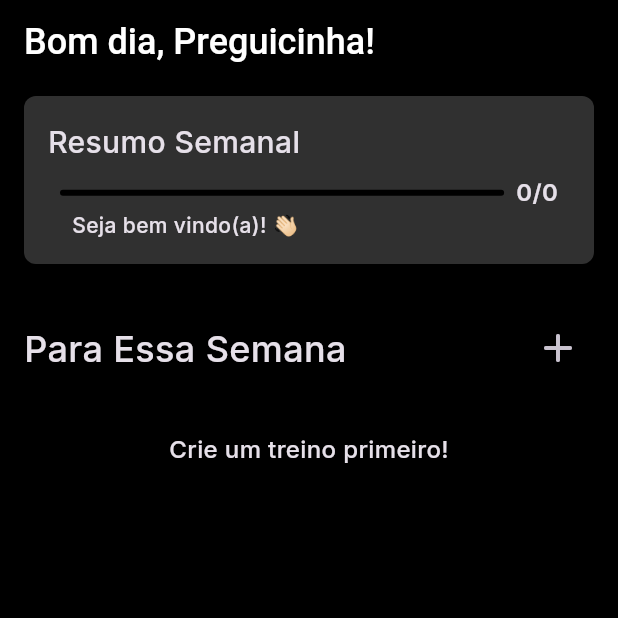
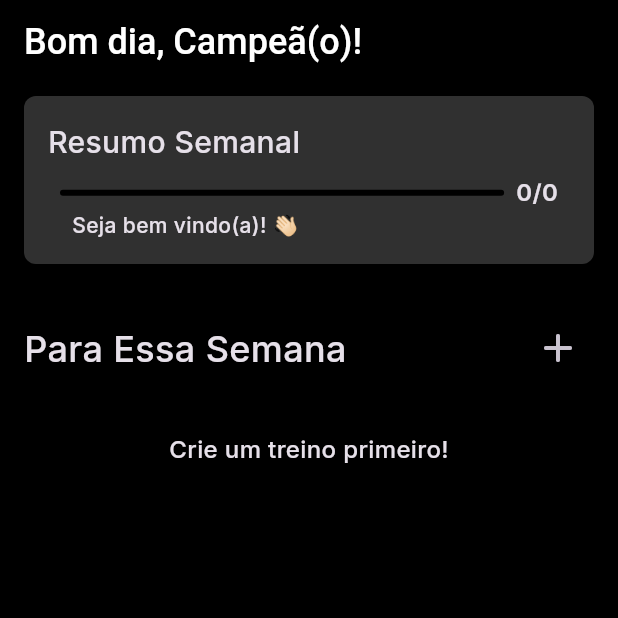
Before and after one commit to duds0/gym_bro, a Flutter app: the screen it shows after launch, on a phone screen of 412 x 824 dp, the top half of it. Run offline on Flutter 3.47's test engine with Material 3 defaults, Android fonts, the phone set to English and light mode, and no system bars; our stand-ins replace sqflite; missing offline and left inert: workmanager; accounts and stored records are empty; statements that could not run were skipped.

Commit message:
Animated greetings

```diff
--- a/lib/ui/screens/dashboard/dashboard.dart
+++ b/lib/ui/screens/dashboard/dashboard.dart
@@ -1,3 +1,5 @@
+import 'dart:async';
+
 import 'package:flutter/material.dart';
 import 'package:gym_bro/providers/workout_provider.dart';
 import 'package:gym_bro/ui/screens/dashboard/widgets/my_workouts.dart';
@@ -12,18 +14,76 @@ class Dashboard extends StatefulWidget {
 }
 
 class _DashboardState extends State<Dashboard> {
+  bool _ehPreguicinha = false; //kkkk
+  late Timer _timer;
+
+  String _greeting() {
+    final hour = DateTime.now().hour;
+
+    if (hour >= 5 && hour < 12) {
+      return "Bom dia";
+    } else if (hour >= 12 && hour < 18) {
+      return "Boa tarde";
+    } else if (hour >= 18 && hour < 24) {
+      return "Boa noite";
+    } else {
+      return "Boa madrugada";
+    }
+  }
+
   @override
   void initState() {
     Future.microtask(
       () => Provider.of<WorkoutProvider>(context, listen: false).loadAll(),
     );
+
+    _timer = Timer.periodic(Duration(seconds: 15), (_) {
+      setState(() {
+        _ehPreguicinha = !_ehPreguicinha;
+      });
+    });
     super.initState();
+  }
+
+  @override
+  void dispose() {
+    _timer.cancel();
+    super.dispose();
   }
 
   @override
   Widget build(BuildContext context) {
     return Scaffold(
-      appBar: AppBar(title: Text("Bom dia, Preguicinha!"), centerTitle: false),
+      appBar: AppBar(
+        title: Row(
+          children: [
+            Text("${_greeting()}, "),
+            AnimatedSwitcher(
+              duration: const Duration(milliseconds: 500),
+              transitionBuilder: (child, animation) {
+                final isEntering = child.key == ValueKey(_ehPreguicinha);
+
+                final offsetAnimation = Tween<Offset>(
+                  begin: isEntering ? const Offset(0, -1) : const Offset(0, 1),
+                  end: Offset.zero,
+                ).animate(animation);
+
+                return ClipRect(
+                  child: SlideTransition(
+                    position: offsetAnimation,
+                    child: child,
+                  ),
+                );
+              },
+              child: Text(
+                _ehPreguicinha ? "Preguicinha!" : "Campeã(o)!",
+                key: ValueKey(_ehPreguicinha),
+              ),
+            ),
+          ],
+        ),
+        centerTitle: false,
+      ),
       body: Padding(
         padding: const EdgeInsets.symmetric(horizontal: 16, vertical: 8),
         child: Column(
```
